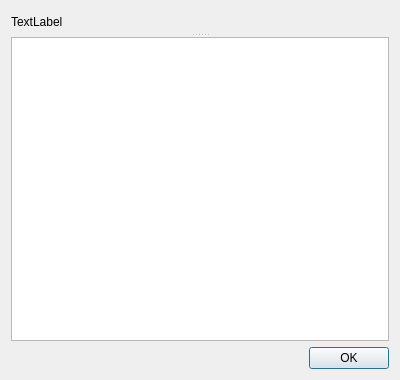
Before: the Qt Designer form source/resultsview.ui in archTk/arch-ne, drawn with Qt 5.
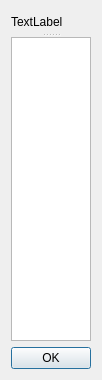
After: the same form once the commit is applied.

The edit to the form file:
```diff
--- a/source/resultsview.ui
+++ b/source/resultsview.ui
@@ -6,7 +6,7 @@
    <rect>
     <x>0</x>
     <y>0</y>
-    <width>400</width>
+    <width>102</width>
     <height>380</height>
    </rect>
   </property>
```
Left out of the diff: 23 changed lines with no effect on the pictures.
